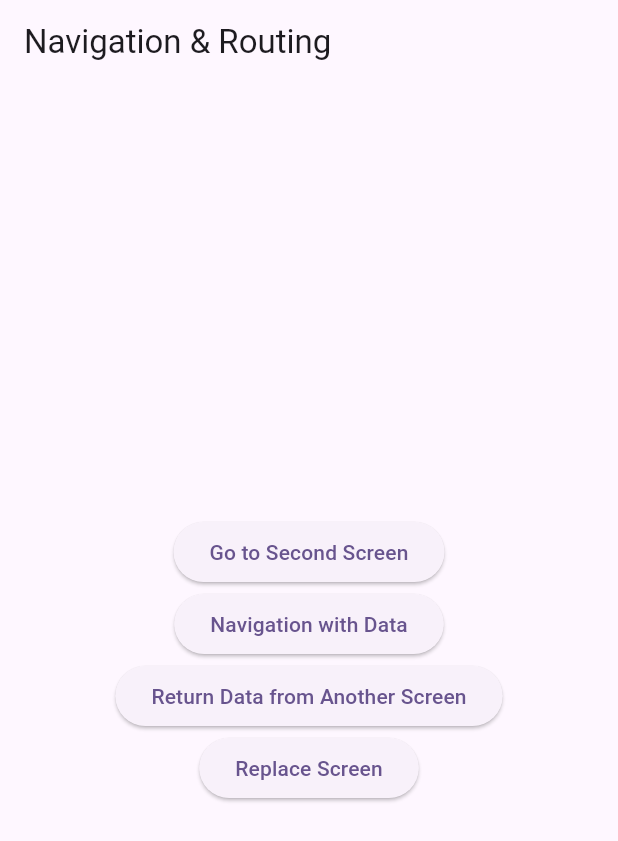
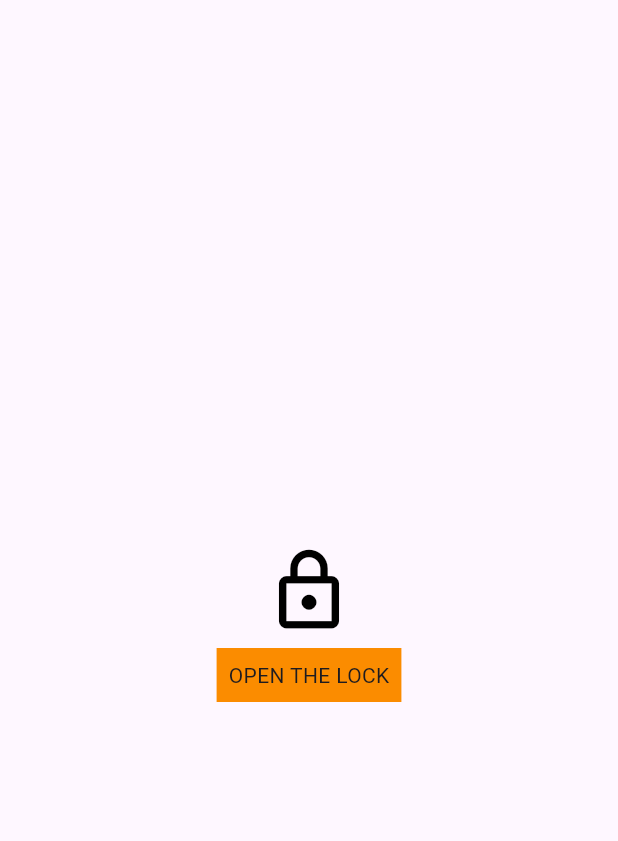
Before and after one commit to Yosua13/belajar-fundamental-aplikasi-flutter, a Flutter app: the screen it shows after launch, on a phone screen of 412 x 824 dp. Shown: the top 841 px of the screen. Run offline on Flutter 3.47's test engine with Material 3 defaults, Android fonts, the phone set to English and light mode, and no system bars.

Commit message:
interaction gesture detector

```diff
--- /dev/null
+++ b/lib/1_fundamental_flutter/5_interaction/detector_example.dart
@@ -0,0 +1,46 @@
+import 'package:flutter/material.dart';
+
+class GestureDetectorExample extends StatefulWidget {
+  const GestureDetectorExample({super.key});
+
+  @override
+  State<GestureDetectorExample> createState() => _GestureDetectorExampleState();
+}
+
+class _GestureDetectorExampleState extends State<GestureDetectorExample> {
+  bool _lockOpen = false;
+
+  @override
+  Widget build(BuildContext context) {
+    return Scaffold(
+      body: Align(
+        alignment: FractionalOffset.center,
+        child: Column(
+          mainAxisAlignment: MainAxisAlignment.center,
+          children: [
+            Padding(
+              padding: const EdgeInsets.all(8.0),
+              child: Icon(
+                _lockOpen ? Icons.lock_open_outlined : Icons.lock_outlined,
+                color: Colors.black,
+                size: 60,
+              ),
+            ),
+            GestureDetector(
+              onTap: () {
+                setState(() {
+                  _lockOpen = !_lockOpen;
+                });
+              },
+              child: Container(
+                color: Colors.orange.shade600,
+                padding: const EdgeInsets.all(8),
+                child: Text(_lockOpen ? 'CLOSE THE LOCK' : 'OPEN THE LOCK'),
+              ),
+            ),
+          ],
+        ),
+      ),
+    );
+  }
+}
--- a/lib/main.dart
+++ b/lib/main.dart
@@ -6,6 +6,8 @@
 import 'package:training/1_fundamental_flutter/4_navigation_routing/return_data_screen.dart';
 import 'package:training/1_fundamental_flutter/4_navigation_routing/second_screen.dart';
 import 'package:training/1_fundamental_flutter/4_navigation_routing/second_screen_with_data.dart';
+import 'package:training/1_fundamental_flutter/5_interaction/detector_example.dart';
+import 'package:training/1_fundamental_flutter/5_interaction/listener_screen.dart';
 
 void main() {
   runApp(const MyApp());
@@ -49,17 +51,18 @@
         colorScheme: ColorScheme.fromSeed(seedColor: Colors.deepPurple),
         useMaterial3: true,
       ),
-      initialRoute: '/',
-      routes: {
-        '/': (context) => const FirstScreen(),
-        '/second': (context) => const SecondScreen(),
-        '/second-with-data': (context) => SecondScreenWithData(
-              data: ModalRoute.of(context)?.settings.arguments as String,
-            ),
-        '/return-data': (context) => const ReturnDataScreen(),
-        '/replacement': (context) => const ReplacementScreen(),
-        '/another': (context) => const AnotherScreen(),
-      },
+      home: GestureDetectorExample(),
+      // initialRoute: '/',
+      // routes: {
+      //   '/': (context) => const FirstScreen(),
+      //   '/second': (context) => const SecondScreen(),
+      //   '/second-with-data': (context) => SecondScreenWithData(
+      //         data: ModalRoute.of(context)?.settings.arguments as String,
+      //       ),
+      //   '/return-data': (context) => const ReturnDataScreen(),
+      //   '/replacement': (context) => const ReplacementScreen(),
+      //   '/another': (context) => const AnotherScreen(),
+      // },
     );
   }
 }
```
Also changed, not shown: lib/1_fundamental_flutter/5_interaction/listener_example.dart (added, +65 -0 lines), lib/1_fundamental_flutter/5_interaction/listener_screen.dart (added, +15 -0 lines).
